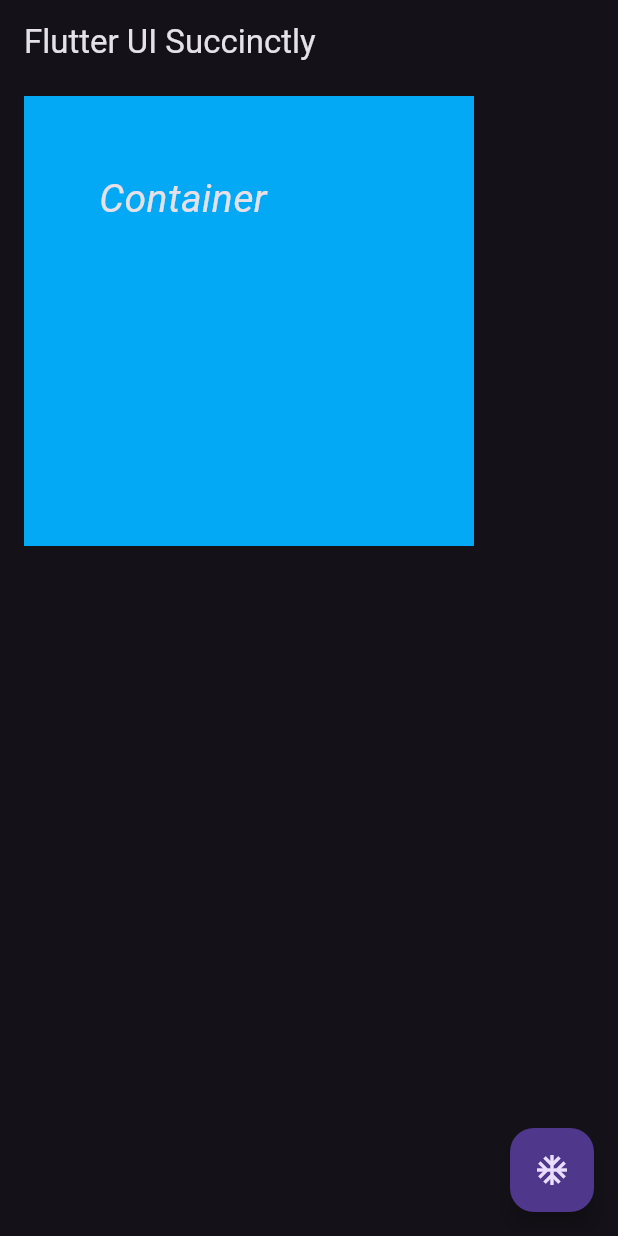
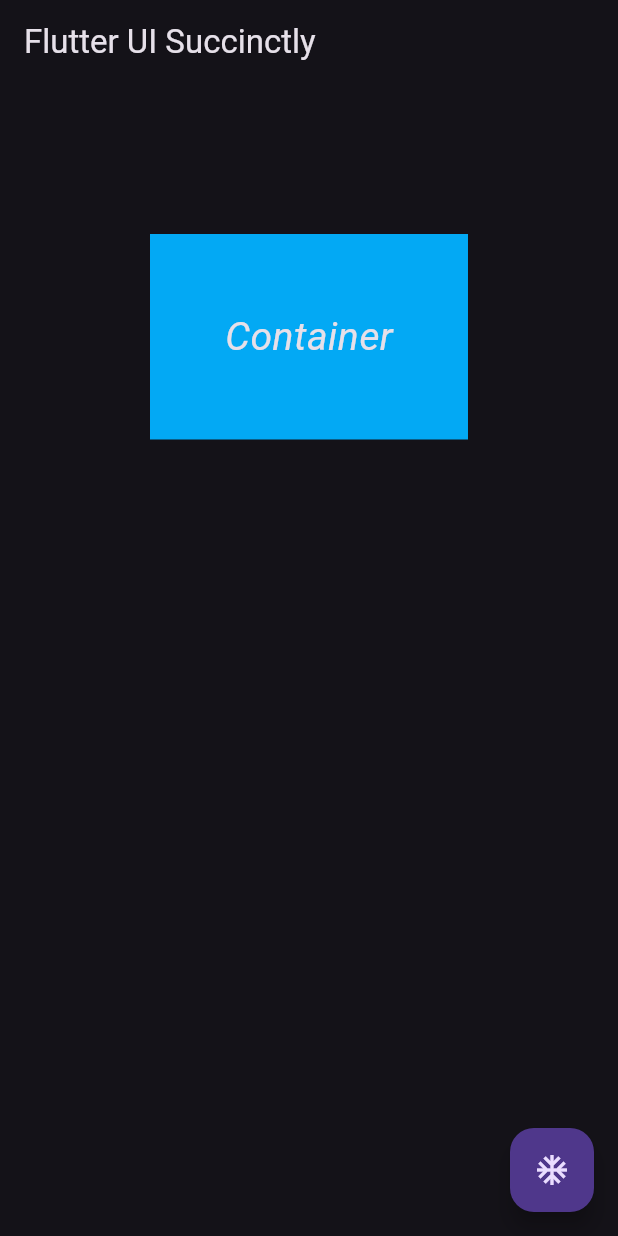
Before and after one commit to ipung-uhb/belajar_ui_flutter_09, a Flutter app: the screen it shows after launch, on a phone screen of 412 x 824 dp. Run offline on Flutter 3.47's test engine with Material 3 defaults, Android fonts, the phone set to English and light mode, and no system bars.

Commit message:
8 EdgeInsets with no specific width and heigh container

```diff
--- a/lib/main.dart
+++ b/lib/main.dart
@@ -10,10 +10,8 @@ class MyApp extends StatelessWidget {
           title: Text('Flutter UI Succinctly'),
         ),
         body: Container(
-          margin: EdgeInsets.symmetric(vertical: 8.0, horizontal: 16.0),
+          margin: EdgeInsets.all(100),
           padding: EdgeInsets.all(50),
-          width: 300,
-          height: 300,
           color: Colors.lightBlue,
           child: Text('Container'),
         ),
```
